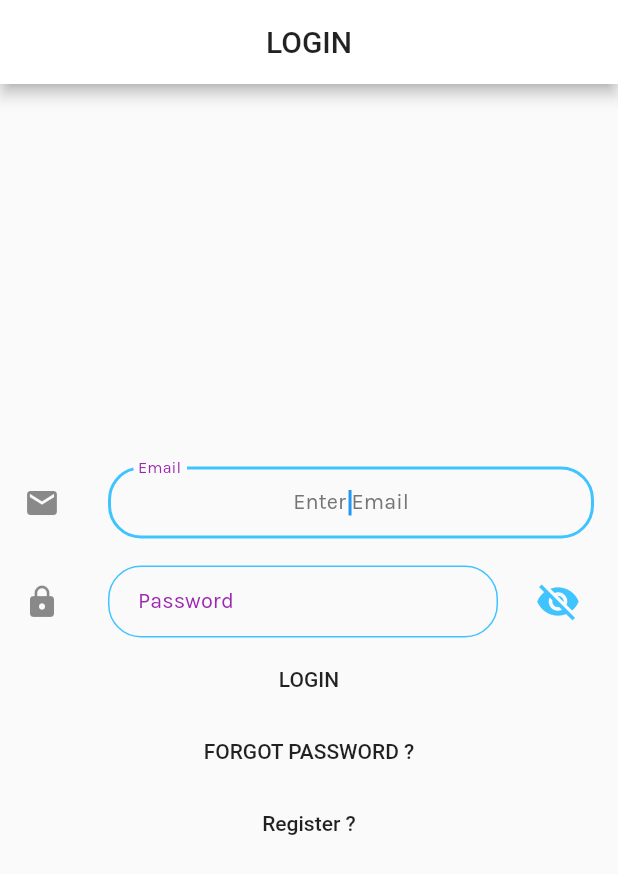
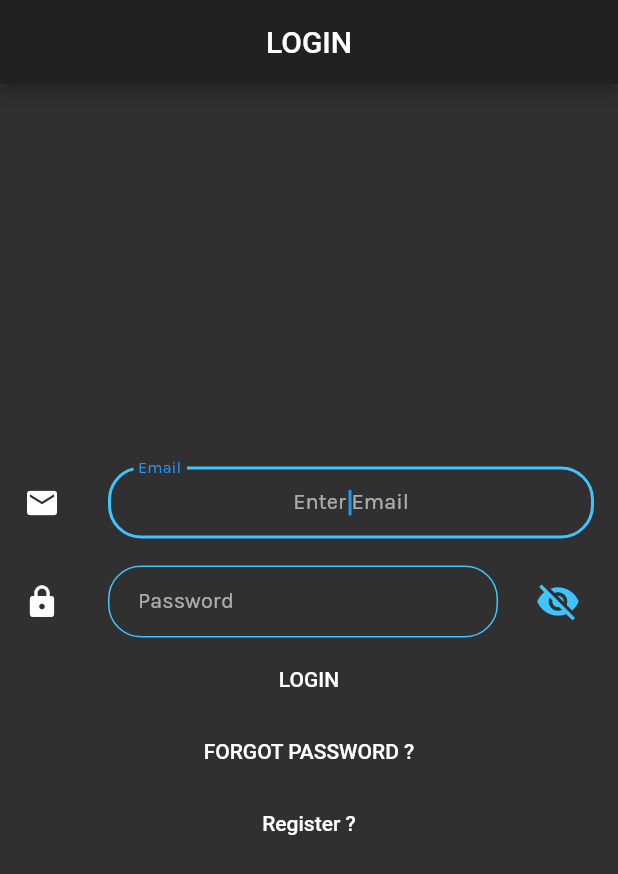
Before and after one commit to rithik-dev/11th-Hour-App, a Flutter app: the LoginScreen screen opened directly, on a phone screen of 412 x 824 dp. Shown: the top 874 px of the screen. Run offline on Flutter 3.47's test engine with Material 2 defaults, Android fonts, the phone set to English and light mode, and no system bars; our stand-ins replace cached_network_image, cloud_firestore, connectivity, firebase_auth, firebase_storage, flutter_inner_drawer and 9 more; missing offline and left inert: slimy_card; accounts and stored records are empty; network calls fail.

Commit message:
- Home page layout - College Provider - Better Theme

```diff
--- a/lib/utilities/constants.dart
+++ b/lib/utilities/constants.dart
@@ -39,33 +39,8 @@ const kTextFieldDecoration = InputDecoration(
 const kButtonTextStyle =
     TextStyle(fontFamily: 'karla', fontSize: 25, fontWeight: FontWeight.bold);
 
-var kDefaultTheme = ThemeData(
-    primaryColor: Colors.white,
-    brightness: Brightness.light,
-    accentColor: Colors.green,
-    focusColor: Colors.purpleAccent,
-    inputDecorationTheme: InputDecorationTheme(
-      focusedBorder: OutlineInputBorder(
-          borderSide: BorderSide(
-        color: Colors.pink,
-        style: BorderStyle.solid,
-        width: 2,
-      )),
-//          labelText: "Product Name",
-      labelStyle: TextStyle(
-        color: Colors.purple,
-      ),
-      hintStyle: TextStyle(
-        color: Colors.grey[600],
-      ),
-//          hintText: "Enter your product name",
-
-      // hintColor: Colors.blue,
-      border: OutlineInputBorder(
-        borderRadius: BorderRadius.all(Radius.circular(20.0)),
-      ),
-    ),
-    hintColor: Colors.pink,
+var kDefaultTheme = ThemeData.dark().copyWith(
+    accentColor: Colors.grey[300],
     textTheme: TextTheme(
       button: TextStyle(color: Color(0xFF252525)),
       headline5:
@@ -73,44 +48,69 @@ var kDefaultTheme = ThemeData(
       headline4: TextStyle(
           fontSize: 18.0,
           fontWeight: FontWeight.w600,
-          color: Colors.black,
+          color: Colors.grey,
           fontFamily: 'karla'),
       headline3: TextStyle(
           fontSize: 20.0,
           fontWeight: FontWeight.w600,
-          color: Colors.black,
+          color: Colors.grey,
           fontFamily: 'karla'),
       headline2: TextStyle(
           fontSize: 22.0,
           fontWeight: FontWeight.w700,
-          color: Colors.black,
+          color: Colors.grey,
           fontFamily: 'karla'),
       headline1: TextStyle(
-          fontSize: 22.0,
+          fontSize: 32.0,
           fontWeight: FontWeight.w300,
-          color: Colors.black,
+          color: Colors.grey,
           fontFamily: 'karla'),
       subtitle1: TextStyle(
           fontSize: 14.5,
           fontWeight: FontWeight.w500,
-          color: Colors.purple,
+          color: Colors.white,
           fontFamily: 'karla'),
       headline6: TextStyle(
           fontSize: 16.0,
           fontWeight: FontWeight.w600,
-          color: Colors.black,
+          color: Colors.white,
           fontFamily: 'karla'),
       bodyText2:
-          TextStyle(fontSize: 12.0, color: Colors.black, fontFamily: 'karla'),
+          TextStyle(fontSize: 12.0, color: Colors.white, fontFamily: 'karla'),
       bodyText1: TextStyle(
           fontSize: 14.0,
           fontWeight: FontWeight.w600,
-          color: Colors.black,
+          color: Colors.white,
           fontFamily: 'karla'),
       caption:
-          TextStyle(fontSize: 12.0, color: Colors.black, fontFamily: 'karla'),
+          TextStyle(fontSize: 12.0, color: Colors.white, fontFamily: 'karla'),
     ));
-
+//primaryColor: Colors.white,
+//brightness: Brightness.light,
+//accentColor: Colors.green,
+//focusColor: Colors.purpleAccent,
+//inputDecorationTheme: InputDecorationTheme(
+//focusedBorder: OutlineInputBorder(
+//borderSide: BorderSide(
+//color: Colors.pink,
+//style: BorderStyle.solid,
+//width: 2,
+//)),
+////          labelText: "Product Name",
+//labelStyle: TextStyle(
+//color: Colors.purple,
+//),
+//hintStyle: TextStyle(
+//color: Colors.grey[600],
+//),
+////          hintText: "Enter your product name",
+//
+//// hintColor: Colors.blue,
+//border: OutlineInputBorder(
+//borderRadius: BorderRadius.all(Radius.circular(20.0)),
+//),
+//),
+//hintColor: Colors.pink,
 //const kTextFieldDecoration = InputDecoration(
 //  prefixIcon: Icon(
 //    Icons.person,
--- a/lib/views/Cart.dart
+++ b/lib/views/Cart.dart
@@ -2,11 +2,9 @@ import 'package:flutter/material.dart';
 
 class CartScreen extends StatelessWidget {
   static const id = '/cart';
-
   @override
   Widget build(BuildContext context) {
     return Scaffold(
-      backgroundColor: Colors.lightGreenAccent,
       appBar: AppBar(
         automaticallyImplyLeading: true,
         title: Text("My Cart"),
--- a/lib/views/LoginScreen.dart
+++ b/lib/views/LoginScreen.dart
@@ -1,9 +1,9 @@
 import 'package:cloud_firestore/cloud_firestore.dart';
 import 'package:eleventh_hour/components/CustomTextFormField.dart';
+import 'package:eleventh_hour/components/HomeBoilerPlate.dart';
 import 'package:eleventh_hour/controllers/UserController.dart';
 import 'package:eleventh_hour/models/Exceptions.dart';
 import 'package:eleventh_hour/models/User.dart';
-import 'package:eleventh_hour/views/Home.dart';
 import 'package:eleventh_hour/views/LoadingScreen.dart';
 import 'package:eleventh_hour/views/RegistrationScreen.dart';
 import 'package:flutter/material.dart';
@@ -104,7 +104,8 @@ class _LoginScreenState extends State<LoginScreen> {
                               Provider.of<User>(context, listen: false)
                                   .updateUserInProvider(user);
 
-                              Navigator.pushReplacementNamed(context, Home.id);
+                              Navigator.pushReplacementNamed(
+                                  context, HomeBoilerPlate.id);
                             } else
                               msg =
                                   "Error While Logging In . Please try again after some time.";
--- a/lib/views/SplashScreen.dart
+++ b/lib/views/SplashScreen.dart
@@ -1,4 +1,4 @@
-import 'package:eleventh_hour/views/Home.dart';
+import 'package:eleventh_hour/components/HomeBoilerPlate.dart';
 import 'package:eleventh_hour/views/IntroScreen.dart';
 import 'package:eleventh_hour/views/LoadingScreen.dart';
 import 'package:eleventh_hour/views/LoginScreen.dart';
@@ -20,7 +20,7 @@ class _SplashScreenState extends State<SplashScreen> {
 
     if (_seen) {
       if (_userId != null) {
-        Navigator.popAndPushNamed(context, Home.id);
+        Navigator.popAndPushNamed(context, HomeBoilerPlate.id);
       } else {
         Navigator.popAndPushNamed(context, LoginScreen.id);
       }
```
Also changed, not shown: lib/components/DrawerBoilerPlate.dart (+5 -3 lines), lib/components/DrawerContent.dart (+9 -8 lines), lib/components/HomeBoilerPlate.dart (added, +170 -0 lines), lib/components/SlimyBottom.dart (added, +10 -0 lines), lib/components/SlimyTop.dart (added, +13 -0 lines), lib/main.dart (+24 -9 lines), lib/models/RouteGenerator.dart (+16 -14 lines), lib/views/Home.dart (+134 -60 lines), lib/views/MyCoursesScreen.dart (+2 -23 lines), lib/views/ProfileScreen.dart (+19 -19 lines), lib/views/WishlistScreen.dart (+2 -24 lines).
